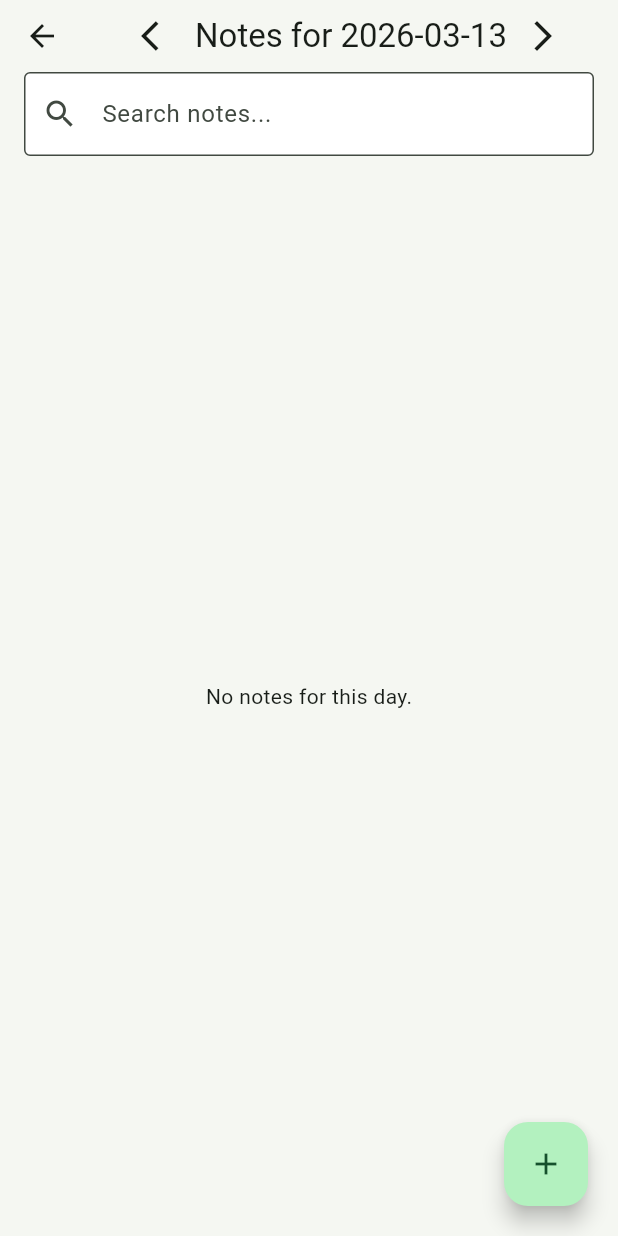
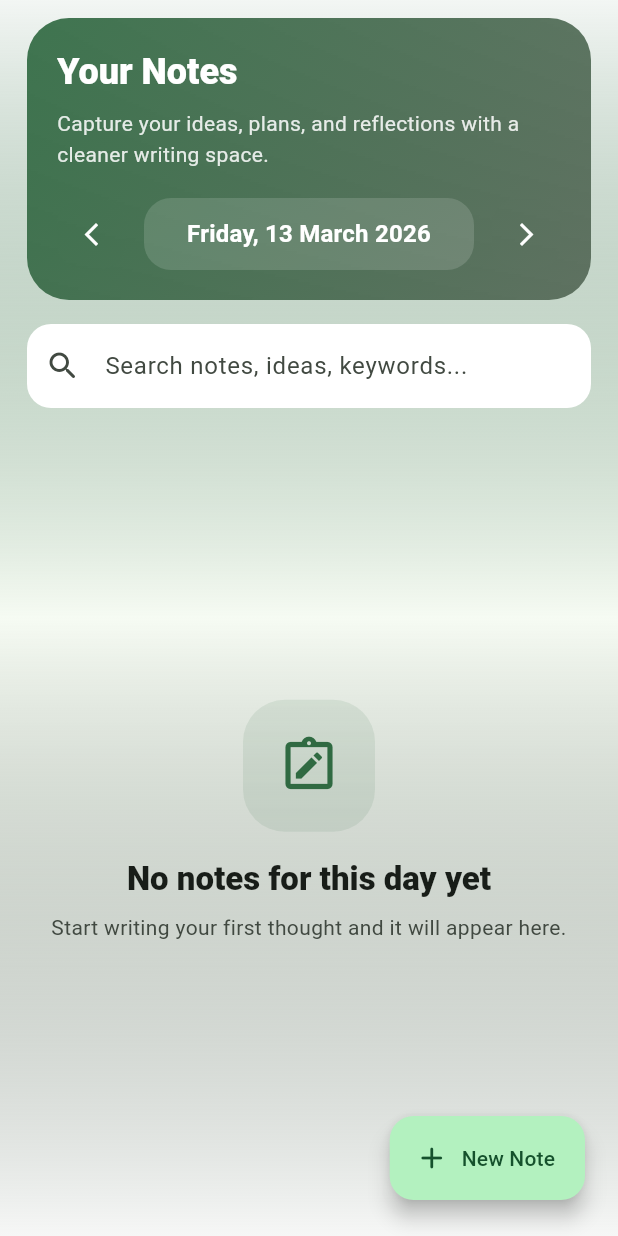
Before and after one commit to IbrahimElshishtawy/worblenote, a Flutter app: the NotesPage screen opened by its route, on a phone screen of 412 x 824 dp. Run offline on Flutter 3.47's test engine with Material 3 defaults, Android fonts, the phone set to English and light mode, and no system bars; our stand-ins replace cloud_firestore, firebase_auth, firebase_core, flutter_bloc, flutter_local_notifications, lucide_icons and 2 more; accounts and stored records are empty.

Commit message:
`Refactor: Update NotesPage and NoteList widgets with new features and design changes`

```diff
--- a/writdle/lib/presentation/screens/note_page.dart
+++ b/writdle/lib/presentation/screens/note_page.dart
@@ -1,11 +1,13 @@
-// lib/screen/notes_page.dart
-
 import 'package:flutter/material.dart';
+import 'package:intl/intl.dart';
 import 'package:writdle/presentation/widgets/note_list.dart';
+import 'package:writdle/presentation/widgets/notes/notes_header.dart';
+import 'package:writdle/presentation/widgets/notes/notes_search_bar.dart';
 
 class NotesPage extends StatefulWidget {
+  const NotesPage({super.key, this.selectedDay});
+
   final DateTime? selectedDay;
-  const NotesPage({super.key, this.selectedDay});
 
   @override
   State<NotesPage> createState() => _NotesPageState();
@@ -22,8 +24,16 @@ class _NotesPageState extends State<NotesPage> {
     _selectedDate = widget.selectedDay ?? DateTime.now();
   }
 
-  String get _formattedSelectedDate =>
+  @override
+  void dispose() {
+    _searchController.dispose();
+    super.dispose();
+  }
+
+  String get _dateKey =>
       '${_selectedDate.year.toString().padLeft(4, '0')}-${_selectedDate.month.toString().padLeft(2, '0')}-${_selectedDate.day.toString().padLeft(2, '0')}';
+
+  String get _displayDate => DateFormat('EEEE, d MMMM yyyy').format(_selectedDate);
 
   void _goToPreviousDay() {
     setState(() {
@@ -39,42 +49,50 @@ class _NotesPageState extends State<NotesPage> {
 
   @override
   Widget build(BuildContext context) {
+    final scheme = Theme.of(context).colorScheme;
+
     return Scaffold(
-      appBar: AppBar(
-        title: Row(
-          mainAxisAlignment: MainAxisAlignment.center,
-          children: [
-            IconButton(
-              icon: const Icon(Icons.arrow_back_ios),
-              onPressed: _goToPreviousDay,
-            ),
-            Text('Notes for $_formattedSelectedDate'),
-            IconButton(
-              icon: const Icon(Icons.arrow_forward_ios),
-              onPressed: _goToNextDay,
-            ),
-          ],
+      backgroundColor: Colors.transparent,
+      body: Container(
+        decoration: BoxDecoration(
+          gradient: LinearGradient(
+            colors: [
+              scheme.primary.withValues(alpha: 0.06),
+              scheme.surface,
+              scheme.secondary.withValues(alpha: 0.05),
+            ],
+            begin: Alignment.topCenter,
+            end: Alignment.bottomCenter,
+          ),
         ),
-        centerTitle: true,
-        bottom: PreferredSize(
-          preferredSize: const Size.fromHeight(48),
-          child: Padding(
-            padding: const EdgeInsets.symmetric(horizontal: 16.0),
-            child: TextField(
-              controller: _searchController,
-              decoration: const InputDecoration(
-                hintText: 'Search notes...',
-                prefixIcon: Icon(Icons.search),
-                border: OutlineInputBorder(),
+        child: SafeArea(
+          child: Column(
+            children: [
+              Padding(
+                padding: const EdgeInsets.fromLTRB(18, 12, 18, 0),
+                child: NotesHeader(
+                  formattedDate: _displayDate,
+                  onPrevious: _goToPreviousDay,
+                  onNext: _goToNextDay,
+                ),
               ),
-              onChanged: (value) {
-                setState(() => _searchQuery = value.trim());
-              },
-            ),
+              Padding(
+                padding: const EdgeInsets.fromLTRB(18, 16, 18, 0),
+                child: NotesSearchBar(
+                  controller: _searchController,
+                  onChanged: (value) => setState(() => _searchQuery = value.trim()),
+                ),
+              ),
+              Expanded(
+                child: NoteList(
+                  date: _dateKey,
+                  searchQuery: _searchQuery,
+                ),
+              ),
+            ],
           ),
         ),
       ),
-      body: NoteList(date: _formattedSelectedDate, searchQuery: _searchQuery),
     );
   }
 }
--- a/writdle/lib/presentation/widgets/note_list.dart
+++ b/writdle/lib/presentation/widgets/note_list.dart
@@ -1,9 +1,11 @@
 import 'package:flutter/material.dart';
 import 'package:flutter_bloc/flutter_bloc.dart';
-import 'package:intl/intl.dart';
 import 'package:writdle/core/notifications/app_notification.dart';
 import 'package:writdle/core/notifications/app_notification_cubit.dart';
 import 'package:writdle/presentation/bloc/notes_cubit.dart';
+import 'package:writdle/presentation/widgets/notes/note_card.dart';
+import 'package:writdle/presentation/widgets/notes/note_editor_sheet.dart';
+import 'package:writdle/presentation/widgets/notes/notes_empty_state.dart';
 
 class NoteList extends StatefulWidget {
   const NoteList({super.key, required this.date, required this.searchQuery});
@@ -42,85 +44,55 @@ class _NoteListState extends State<NoteList> {
     super.dispose();
   }
 
-  Future<void> _showNoteDialog({
-    String? id,
-    String? currentTitle,
-    String? currentDesc,
-  }) async {
+  Future<void> _openEditor({String? id, String? currentTitle, String? currentDesc}) async {
     _titleController.text = currentTitle ?? '';
     _descController.text = currentDesc ?? '';
 
-    await showDialog<void>(
+    await showModalBottomSheet<void>(
       context: context,
-      builder: (_) {
-        return AlertDialog(
-          title: Text(id == null ? 'Add Note' : 'Edit Note'),
-          content: Column(
-            mainAxisSize: MainAxisSize.min,
-            children: [
-              TextField(
-                controller: _titleController,
-                decoration: const InputDecoration(labelText: 'Note Title'),
+      isScrollControlled: true,
+      backgroundColor: Theme.of(context).colorScheme.surface,
+      shape: const RoundedRectangleBorder(
+        borderRadius: BorderRadius.vertical(top: Radius.circular(28)),
       ),
-              const SizedBox(height: 12),
-              TextField(
-                controller: _descController,
-                maxLines: 3,
-                decoration: const InputDecoration(
-                  labelText: 'Description (optional)',
-                ),
-              ),
-            ],
-          ),
-          actions: [
-            TextButton(
-              onPressed: () => Navigator.pop(context),
-              child: const Text('Cancel'),
-            ),
-            ElevatedButton(
-              onPressed: () async {
+      builder: (_) => NoteEditorSheet(
+        titleController: _titleController,
+        descriptionController: _descController,
+        isEditing: id != null,
+        onSave: () async {
           final title = _titleController.text.trim();
           final description = _descController.text.trim();
           if (title.isEmpty) {
+            context.read<AppNotificationCubit>().show(
+              'Please enter a note title.',
+              type: AppNotificationType.error,
+            );
             return;
           }
 
           if (id == null) {
-                  await context.read<NotesCubit>().addNote(
-                    title,
-                    description,
-                    widget.date,
-                  );
+            await context.read<NotesCubit>().addNote(title, description, widget.date);
             if (!mounted) {
               return;
             }
             context.read<AppNotificationCubit>().show(
-                    'Note added!',
+              'Note saved successfully.',
               type: AppNotificationType.success,
             );
           } else {
-                  await context.read<NotesCubit>().updateNote(
-                    id,
-                    title,
-                    description,
-                    widget.date,
-                  );
+            await context.read<NotesCubit>().updateNote(id, title, description, widget.date);
             if (!mounted) {
               return;
             }
             context.read<AppNotificationCubit>().show(
-                    'Note updated!',
+              'Note updated successfully.',
               type: AppNotificationType.success,
             );
           }
 
           Navigator.pop(context);
         },
-              child: const Text('Save'),
       ),
-          ],
-        );
-      },
     );
   }
 
@@ -128,86 +100,81 @@ class _NoteListState extends State<NoteList> {
   Widget build(BuildContext context) {
     return BlocBuilder<NotesCubit, NotesState>(
       builder: (context, state) {
+        final query = widget.searchQuery.toLowerCase();
         final filteredNotes = state.notes.where((note) {
-          final query = widget.searchQuery.toLowerCase();
           return note.title.toLowerCase().contains(query) ||
               note.content.toLowerCase().contains(query);
         }).toList();
 
         return Stack(
           children: [
-            if (state.isLoading)
-              const Center(child: CircularProgressIndicator())
-            else if (filteredNotes.isEmpty)
-              const Center(child: Text('No notes for this day.'))
-            else
-              ListView.builder(
-                padding: const EdgeInsets.all(16),
+            Column(
+              children: [
+                if (state.isOfflineData)
+                  Container(
+                    width: double.infinity,
+                    margin: const EdgeInsets.fromLTRB(18, 14, 18, 0),
+                    padding: const EdgeInsets.symmetric(horizontal: 14, vertical: 12),
+                    decoration: BoxDecoration(
+                      color: const Color(0xFFFDE68A),
+                      borderRadius: BorderRadius.circular(18),
+                    ),
+                    child: const Row(
+                      children: [
+                        Icon(Icons.cloud_off_rounded, color: Color(0xFF92400E)),
+                        SizedBox(width: 10),
+                        Expanded(
+                          child: Text(
+                            'Showing offline notes. Changes will sync when the connection is back.',
+                            style: TextStyle(
+                              color: Color(0xFF92400E),
+                              fontWeight: FontWeight.w600,
+                            ),
+                          ),
+                        ),
+                      ],
+                    ),
+                  ),
+                Expanded(
+                  child: state.isLoading
+                      ? const Center(child: CircularProgressIndicator())
+                      : filteredNotes.isEmpty
+                          ? NotesEmptyState(query: widget.searchQuery)
+                          : ListView.builder(
+                              padding: const EdgeInsets.fromLTRB(18, 18, 18, 120),
                               itemCount: filteredNotes.length,
                               itemBuilder: (_, index) {
                                 final note = filteredNotes[index];
-                  return Card(
-                    margin: const EdgeInsets.only(bottom: 12),
-                    child: ListTile(
-                      title: Text(
-                        note.title,
-                        style: const TextStyle(fontWeight: FontWeight.bold),
-                      ),
-                      subtitle: Column(
-                        crossAxisAlignment: CrossAxisAlignment.start,
-                        children: [
-                          if (note.content.isNotEmpty)
-                            Padding(
-                              padding: const EdgeInsets.only(top: 4),
-                              child: Text(note.content),
-                            ),
-                          Text(
-                            DateFormat('hh:mm a').format(note.createdAt),
-                            style: const TextStyle(fontSize: 12, color: Colors.grey),
-                          ),
-                        ],
-                      ),
-                      trailing: Row(
-                        mainAxisSize: MainAxisSize.min,
-                        children: [
-                          IconButton(
-                            onPressed: () {
-                              _showNoteDialog(
+                                return NoteCard(
+                                  note: note,
+                                  onEdit: () => _openEditor(
                                     id: note.id,
                                     currentTitle: note.title,
                                     currentDesc: note.content,
-                              );
-                            },
-                            icon: const Icon(Icons.edit, color: Colors.blue),
                                   ),
-                          IconButton(
-                            onPressed: () async {
-                              await context.read<NotesCubit>().deleteNote(
-                                note.id,
-                                widget.date,
-                              );
+                                  onDelete: () async {
+                                    await context.read<NotesCubit>().deleteNote(note.id, widget.date);
                                     if (!mounted) {
                                       return;
                                     }
                                     context.read<AppNotificationCubit>().show(
-                                'Note deleted',
+                                      'Note deleted.',
                                       type: AppNotificationType.info,
                                     );
                                   },
-                            icon: const Icon(Icons.delete, color: Colors.red),
+                                );
+                              },
+                            ),
                 ),
               ],
             ),
-                    ),
-                  );
-                },
-              ),
             Positioned(
-              right: 20,
-              bottom: 20,
-              child: FloatingActionButton(
-                onPressed: () => _showNoteDialog(),
-                child: const Icon(Icons.add),
+              right: 22,
+              bottom: 24,
+              child: FloatingActionButton.extended(
+                onPressed: () => _openEditor(),
+                icon: const Icon(Icons.add_rounded),
+                label: const Text('New Note'),
               ),
             ),
           ],
--- /dev/null
+++ b/writdle/lib/presentation/widgets/notes/notes_empty_state.dart
@@ -0,0 +1,53 @@
+import 'package:flutter/material.dart';
+
+class NotesEmptyState extends StatelessWidget {
+  const NotesEmptyState({super.key, required this.query});
+
+  final String query;
+
+  @override
+  Widget build(BuildContext context) {
+    final hasQuery = query.trim().isNotEmpty;
+    return Center(
+      child: Padding(
+        padding: const EdgeInsets.all(24),
+        child: Column(
+          mainAxisAlignment: MainAxisAlignment.center,
+          children: [
+            Container(
+              width: 88,
+              height: 88,
+              decoration: BoxDecoration(
+                color: Theme.of(context).colorScheme.primary.withValues(alpha: 0.10),
+                borderRadius: BorderRadius.circular(28),
+              ),
+              child: Icon(
+                hasQuery ? Icons.search_off_rounded : Icons.note_alt_outlined,
+                size: 42,
+                color: Theme.of(context).colorScheme.primary,
+              ),
+            ),
+            const SizedBox(height: 18),
+            Text(
+              hasQuery ? 'No matching notes' : 'No notes for this day yet',
+              style: Theme.of(context).textTheme.titleLarge?.copyWith(
+                    fontWeight: FontWeight.w800,
+                  ),
+            ),
+            const SizedBox(height: 8),
+            Text(
+              hasQuery
+                  ? 'Try another keyword or clear the search.'
+                  : 'Start writing your first thought and it will appear here.',
+              textAlign: TextAlign.center,
+              style: Theme.of(context).textTheme.bodyMedium?.copyWith(
+                    color: Theme.of(context).colorScheme.onSurfaceVariant,
+                    height: 1.5,
+                  ),
+            ),
+          ],
+        ),
+      ),
+    );
+  }
+}
--- /dev/null
+++ b/writdle/lib/presentation/widgets/notes/notes_header.dart
@@ -0,0 +1,106 @@
+import 'package:flutter/material.dart';
+
+class NotesHeader extends StatelessWidget {
+  const NotesHeader({
+    super.key,
+    required this.formattedDate,
+    required this.onPrevious,
+    required this.onNext,
+  });
+
+  final String formattedDate;
+  final VoidCallback onPrevious;
+  final VoidCallback onNext;
+
+  @override
+  Widget build(BuildContext context) {
+    final theme = Theme.of(context);
+    final scheme = theme.colorScheme;
+
+    return Container(
+      padding: const EdgeInsets.all(20),
+      decoration: BoxDecoration(
+        borderRadius: BorderRadius.circular(28),
+        gradient: LinearGradient(
+          colors: [
+            scheme.primary.withValues(alpha: 0.92),
+            scheme.secondary.withValues(alpha: 0.88),
+          ],
+          begin: Alignment.topLeft,
+          end: Alignment.bottomRight,
+        ),
+      ),
+      child: Column(
+        crossAxisAlignment: CrossAxisAlignment.start,
+        children: [
+          Text(
+            'Your Notes',
+            style: theme.textTheme.headlineSmall?.copyWith(
+              color: scheme.onPrimary,
+              fontWeight: FontWeight.w800,
+            ),
+          ),
+          const SizedBox(height: 8),
+          Text(
+            'Capture your ideas, plans, and reflections with a cleaner writing space.',
+            style: theme.textTheme.bodyMedium?.copyWith(
+              color: scheme.onPrimary.withValues(alpha: 0.86),
+              height: 1.5,
+            ),
+          ),
+          const SizedBox(height: 18),
+          Row(
+            children: [
+              _DateArrowButton(icon: Icons.arrow_back_ios_new, onTap: onPrevious),
+              const SizedBox(width: 12),
+              Expanded(
+                child: Container(
+                  padding: const EdgeInsets.symmetric(horizontal: 16, vertical: 12),
+                  decoration: BoxDecoration(
+                    color: scheme.onPrimary.withValues(alpha: 0.14),
+                    borderRadius: BorderRadius.circular(18),
+                  ),
+                  child: Text(
+                    formattedDate,
+                    textAlign: TextAlign.center,
+                    style: theme.textTheme.titleMedium?.copyWith(
+                      color: scheme.onPrimary,
+                      fontWeight: FontWeight.w700,
+                    ),
+                  ),
+                ),
+              ),
+              const SizedBox(width: 12),
+              _DateArrowButton(icon: Icons.arrow_forward_ios, onTap: onNext),
+            ],
+          ),
+        ],
+      ),
+    );
+  }
+}
+
+class _DateArrowButton extends StatelessWidget {
+  const _DateArrowButton({required this.icon, required this.onTap});
+
+  final IconData icon;
+  final VoidCallback onTap;
+
+  @override
+  Widget build(BuildContext context) {
+    final scheme = Theme.of(context).colorScheme;
+    return InkWell(
+      onTap: onTap,
+      borderRadius: BorderRadius.circular(16),
+      child: Ink(
+        width: 46,
+        height: 46,
+        decoration: BoxDecoration(
+          color: scheme.onPrimary.withValues(alpha: 0.14),
+          borderRadius: BorderRadius.circular(16),
+        ),
+        child: Icon(icon, color: scheme.onPrimary, size: 18),
+      ),
+    );
+  }
+}
--- /dev/null
+++ b/writdle/lib/presentation/widgets/notes/notes_search_bar.dart
@@ -0,0 +1,33 @@
+import 'package:flutter/material.dart';
+
+class NotesSearchBar extends StatelessWidget {
+  const NotesSearchBar({
+    super.key,
+    required this.controller,
+    required this.onChanged,
+  });
+
+  final TextEditingController controller;
+  final ValueChanged<String> onChanged;
+
+  @override
+  Widget build(BuildContext context) {
+    return TextField(
+      controller: controller,
+      onChanged: onChanged,
+      decoration: InputDecoration(
+        hintText: 'Search notes, ideas, keywords...',
+        prefixIcon: const Icon(Icons.search_rounded),
+        suffixIcon: controller.text.isEmpty
+            ? null
+            : IconButton(
+                onPressed: () {
+                  controller.clear();
+                  onChanged('');
+                },
+                icon: const Icon(Icons.close_rounded),
+              ),
+      ),
+    );
+  }
+}
```
Also changed, not shown: writdle/lib/presentation/widgets/notes/note_card.dart (added, +113 -0 lines), writdle/lib/presentation/widgets/notes/note_editor_sheet.dart (added, +81 -0 lines). Lines whose indentation alone changed are shown as unchanged.
